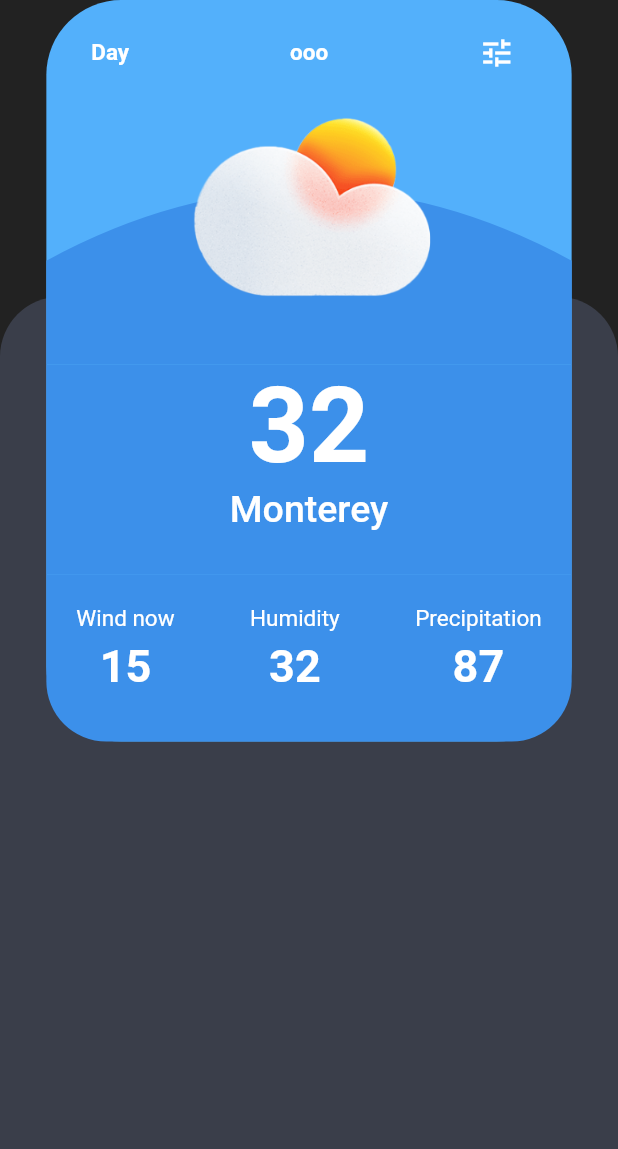
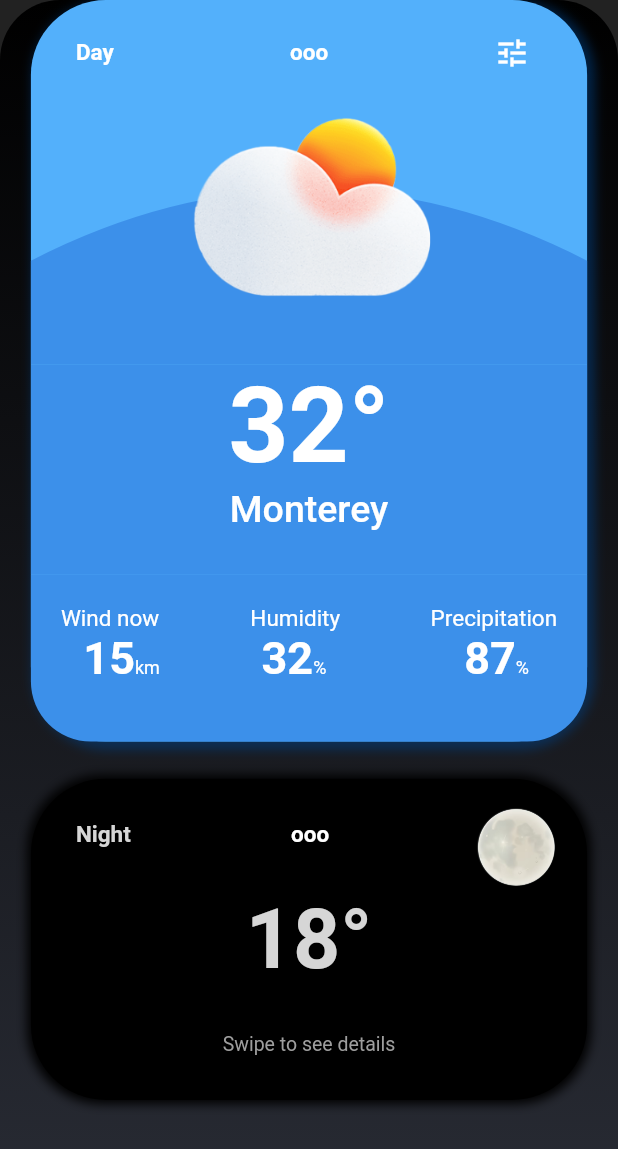
Before and after one commit to AhmadMaazz/Weather-App, a Flutter app: the screen it shows after launch, on a phone screen of 412 x 824 dp. Shown: the top 1149 px of the screen. Run offline on Flutter 3.47's test engine with Material 2 defaults, Android fonts, the light colour scheme and no system bars.

Commit message:
added sliding animation

```diff
--- a/lib/screens/homescreen.dart
+++ b/lib/screens/homescreen.dart
@@ -1,7 +1,9 @@
 import 'package:flutter/material.dart';
-import 'package:weather_app/widgets/night_card.dart';
+import 'package:weather_app/widgets/day_minicard.dart';
 
 import '../widgets/day_card.dart';
+import '../widgets/night_card.dart';
+import '../widgets/night_minicard.dart';
 
 class HomeScreen extends StatefulWidget {
   const HomeScreen({Key? key}) : super(key: key);
@@ -11,35 +13,81 @@ class HomeScreen extends StatefulWidget {
 }
 
 class _HomeScreenState extends State<HomeScreen> {
+  // PageController _pageController = PageController(initialPage: 0);
+  bool isSecondOrder = false;
+
   @override
   Widget build(BuildContext context) {
     Size size = MediaQuery.of(context).size;
     return Scaffold(
       backgroundColor: Colors.black87,
       body: SafeArea(
-        child: Stack(
-          children: [
-            SizedBox(height: size.height * 0.08),
-            Expanded(
-              child: Align(
+        child: GestureDetector(
+          onVerticalDragEnd: (details) {
+            if (details.primaryVelocity! > 0) {
+              // Swiped downwards
+              setState(() {
+                isSecondOrder = false;
+              });
+            } else if (details.primaryVelocity! < 0) {
+              //Swiped Upwards
+              setState(() {
+                isSecondOrder = true;
+              });
+            }
+          },
+          child: Stack(
+            children: [
+              // SizedBox(height: size.height * 0.08),
+              Align(
                 alignment: Alignment.bottomCenter,
                 child: Container(
                   width: double.infinity,
-                  height: size.height * 0.76,
+                  height: size.height * 1,
                   // color: Colors.pink,
                   decoration: const BoxDecoration(
-                    color: Color(0xFF3A3E4A),
+                    color: Color.fromARGB(255, 41, 44, 53),
                     borderRadius: BorderRadius.only(
                       topLeft: Radius.circular(40),
                       topRight: Radius.circular(40),
                     ),
+                    gradient: LinearGradient(
+                      begin: Alignment.bottomCenter,
+                      end: Alignment.topCenter,
+                      colors: [
+                        Color.fromARGB(255, 41, 44, 53), // Lightest color
+                        Color.fromARGB(255, 0, 0, 0), // Darkest color
+                      ],
+                      stops: [0.0, 1.0], // Adjust the stops if needed
+                    ),
                   ),
                 ),
               ),
-            ),
-            DayCard(size: size),
-            // NightCard(size: size)
-          ],
+              AnimatedSwitcher(
+                duration: const Duration(milliseconds: 500),
+                child: isSecondOrder
+                    ? Column(
+                        children: [
+                          DayMiniCard(size: size),
+                          SizedBox(height: size.height * 0.03),
+                          NightCard(size: size),
+                        ],
+                      )
+                    : Column(
+                        children: [
+                          DayCard(size: size),
+                          SizedBox(height: size.height * 0.03),
+                          NightMiniCard(size: size),
+                        ],
+                      ),
+              ),
+              // DayCard(size: size),
+              // NightMiniCard(size: size),
+
+              // DayMiniCard(size: size),
+              // NightCard(size: size),
+            ],
+          ),
         ),
       ),
     );
--- a/lib/widgets/day_card.dart
+++ b/lib/widgets/day_card.dart
@@ -14,10 +14,19 @@ class DayCard extends StatelessWidget {
       alignment: Alignment.topCenter,
       child: Container(
         height: size.height * 0.6,
-        width: size.width * 0.85,
+        width: size.width * 0.9,
         decoration: BoxDecoration(
           color: const Color(0xFF53B0FB),
           borderRadius: BorderRadius.circular(50),
+          boxShadow: [
+            BoxShadow(
+              color: const Color.fromARGB(255, 0, 65, 134).withOpacity(0.5),
+              spreadRadius: 2,
+              blurRadius: 5,
+              offset: const Offset(3, 3),
+              // changes the position of the shadow
+            ),
+          ],
         ),
         child: Column(
           crossAxisAlignment: CrossAxisAlignment.start,
@@ -90,7 +99,7 @@ class DayCard extends StatelessWidget {
               child: Column(
                 children: const [
                   Text(
-                    '32',
+                    '32°',
                     style: TextStyle(
                       fontSize: 70,
                       fontWeight: FontWeight.bold,
@@ -121,69 +130,101 @@ class DayCard extends StatelessWidget {
                   padding: const EdgeInsets.all(20.0),
                   child: Row(
                     mainAxisAlignment: MainAxisAlignment.spaceBetween,
-                    // crossAxisAlignment: CrossAxisAlignment.center,
                     children: [
                       Column(
                         children: [
-                          const Text(
-                            'Wind now',
+                          RichText(
+                            text: const TextSpan(
+                              children: [
+                                TextSpan(
+                                  text: 'Wind now\n',
                                   style: TextStyle(
                                     fontSize: 15,
-                              // fontWeight: FontWeight.bold,
                                     color: Colors.white,
                                   ),
                                 ),
-                          SizedBox(height: size.height * 0.007),
-                          const Text(
-                            '15',
+                                TextSpan(
+                                  text: '  15',
                                   style: TextStyle(
                                     fontSize: 30,
                                     fontWeight: FontWeight.bold,
                                     color: Colors.white,
                                   ),
-                          )
+                                ),
+                                TextSpan(
+                                  text: 'km',
+                                  style: TextStyle(
+                                    fontSize: 12,
+                                    color: Colors.white,
+                                  ),
+                                ),
+                              ],
+                            ),
+                          ),
                         ],
                       ),
                       Column(
                         children: [
-                          const Text(
-                            'Humidity',
+                          RichText(
+                            text: const TextSpan(
+                              children: [
+                                TextSpan(
+                                  text: 'Humidity\n',
                                   style: TextStyle(
                                     fontSize: 15,
-                              // fontWeight: FontWeight.bold,
                                     color: Colors.white,
                                   ),
                                 ),
-                          SizedBox(height: size.height * 0.007),
-                          const Text(
-                            '32',
+                                TextSpan(
+                                  text: ' 32',
                                   style: TextStyle(
                                     fontSize: 30,
                                     fontWeight: FontWeight.bold,
                                     color: Colors.white,
                                   ),
-                          )
+                                ),
+                                TextSpan(
+                                  text: '%',
+                                  style: TextStyle(
+                                    fontSize: 12,
+                                    color: Colors.white,
+                                  ),
+                                ),
+                              ],
+                            ),
+                          ),
                         ],
                       ),
                       Column(
                         children: [
-                          const Text(
-                            'Precipitation',
+                          RichText(
+                            text: const TextSpan(
+                              children: [
+                                TextSpan(
+                                  text: 'Precipitation\n',
                                   style: TextStyle(
                                     fontSize: 15,
-                              // fontWeight: FontWeight.bold,
                                     color: Colors.white,
                                   ),
                                 ),
-                          SizedBox(height: size.height * 0.007),
-                          const Text(
-                            '87',
+                                TextSpan(
+                                  text: '   87',
                                   style: TextStyle(
                                     fontSize: 30,
                                     fontWeight: FontWeight.bold,
                                     color: Colors.white,
                                   ),
-                          )
+                                ),
+                                TextSpan(
+                                  text: '%',
+                                  style: TextStyle(
+                                    fontSize: 12,
+                                    color: Colors.white,
+                                  ),
+                                ),
+                              ],
+                            ),
+                          ),
                         ],
                       ),
                     ],
--- /dev/null
+++ b/lib/widgets/night_minicard.dart
@@ -0,0 +1,102 @@
+import 'package:flutter/material.dart';
+
+class NightMiniCard extends StatelessWidget {
+  const NightMiniCard({
+    Key? key,
+    required this.size,
+  }) : super(key: key);
+
+  final Size size;
+
+  @override
+  Widget build(BuildContext context) {
+    return Padding(
+      padding: const EdgeInsets.only(bottom: 20.0),
+      child: Align(
+        alignment: Alignment.bottomCenter,
+        child: Container(
+          // alignment: Alignment.bottomCenter,
+          height: size.height * 0.26,
+          width: size.width * 0.9,
+          // color: Colors.white,
+          decoration: BoxDecoration(
+            color: Colors.black,
+            borderRadius: BorderRadius.circular(50),
+            boxShadow: const [
+              BoxShadow(
+                // color: const Color.fromARGB(255, 0, 65, 134).withOpacity(0.5),
+                spreadRadius: 2,
+                blurRadius: 5,
+                // offset: const Offset(3, 3),
+                // changes the position of the shadow
+              ),
+            ],
+          ),
+          child: Stack(
+            // mainAxisAlignment: MainAxisAlignment.start,
+            children: [
+              Row(
+                mainAxisAlignment: MainAxisAlignment.spaceBetween,
+                children: [
+                  const Padding(
+                    padding: EdgeInsets.only(bottom: 20.0, left: 30),
+                    child: Text(
+                      'Night',
+                      style: TextStyle(
+                        fontSize: 15,
+                        fontWeight: FontWeight.bold,
+                        color: Color.fromARGB(255, 214, 214, 214),
+                      ),
+                    ),
+                  ),
+                  const Padding(
+                    padding: EdgeInsets.only(left: 30.0, bottom: 20),
+                    child: Text(
+                      'ooo',
+                      style: TextStyle(
+                        fontSize: 15,
+                        fontWeight: FontWeight.bold,
+                        color: Colors.white,
+                      ),
+                    ),
+                  ),
+                  Image.asset(
+                    'assets/images/moony.png',
+                    scale: 3,
+                  )
+                  // Text('hello'),
+                ],
+              ),
+              // SizedBox(height: 10),
+              const Align(
+                alignment: Alignment.center,
+                child: Text(
+                  '18°',
+                  style: TextStyle(
+                    color: Color.fromARGB(255, 214, 214, 214),
+                    fontSize: 55,
+                    fontWeight: FontWeight.bold,
+                  ),
+                ),
+              ),
+              const Padding(
+                padding: EdgeInsets.only(bottom: 30.0),
+                child: Align(
+                  alignment: Alignment.bottomCenter,
+                  child: Text(
+                    'Swipe to see details',
+                    style: TextStyle(
+                      color: Colors.grey,
+                      fontSize: 13,
+                      fontWeight: FontWeight.w400,
+                    ),
+                  ),
+                ),
+              )
+            ],
+          ),
+        ),
+      ),
+    );
+  }
+}
```
Also changed, not shown: lib/widgets/day_minicard.dart (added, +102 -0 lines), lib/widgets/night_card.dart (+70 -27 lines). Lines whose indentation alone changed are shown as unchanged.
